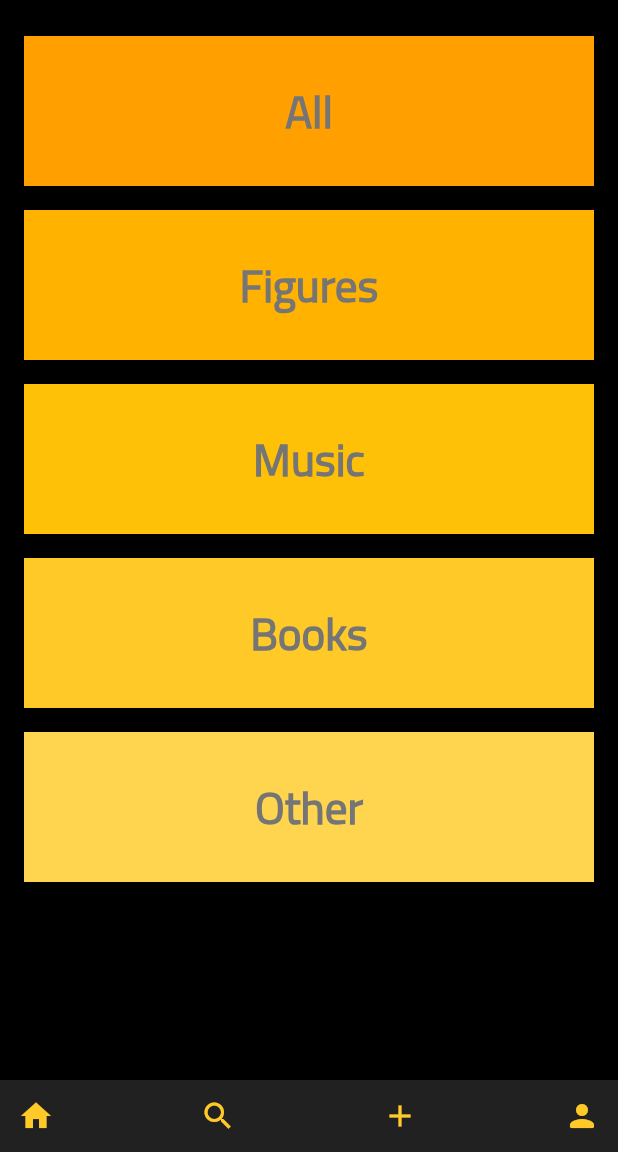
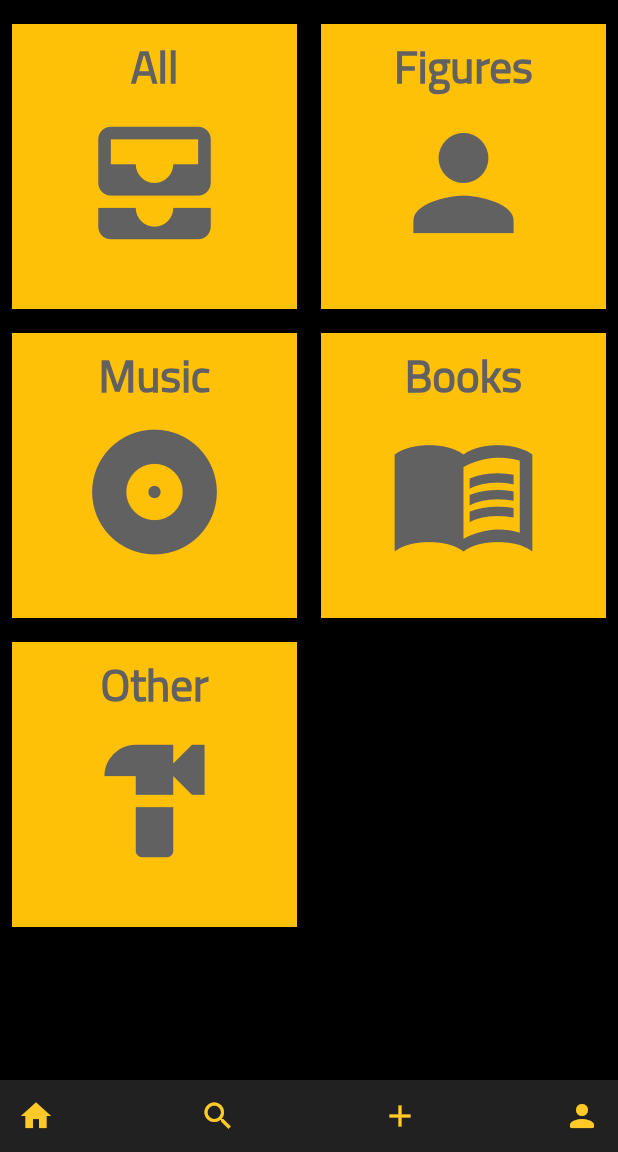
Before and after one commit to Logan-Lafauci/CollectR, a Flutter app: the screen it shows after launch, on a phone screen of 412 x 824 dp, the part 84-1236 px from its top. Run offline on Flutter 3.47's test engine with Material 2 defaults, Android fonts, the phone set to English and light mode, and no system bars.

Commit message:
Changed the format of the tags

```diff
--- a/lib/main.dart
+++ b/lib/main.dart
@@ -153,9 +153,12 @@ class Home extends StatelessWidget {
         child: Padding(
           padding: const EdgeInsets.only(top: 8.0),
           child: Expanded(
-            child: ListView(
-              padding: const EdgeInsets.all(8),
-              children: <Widget>[
+            child: GridView.count(
+              // Create a grid with 2 columns. If you change the scrollDirection to
+              // horizontal, this produces 2 rows.
+                crossAxisCount: 2,
+                // Generate 100 widgets that display their index in the List.
+                children: [
 
                   TextButton(
                     onPressed: (){
@@ -163,28 +166,33 @@ class Home extends StatelessWidget {
                         context,
                         MaterialPageRoute(
                             builder: (context) => Feed('ALL')
-
                         ),
                       );
                     },
-
                     child: Container(
-                        height: 100,
-                        color: Colors.amber[700],
+                      color: Colors.amber[500],
                       child: Center(
-                          child: Text(
+                        child: Column(
+                          children: [
+                            Text(
                               'All',
                               style:  TextStyle(
-
                                 fontSize:  30.0,
                                 fontWeight: FontWeight.bold,
-                              color: Colors.grey[600],
+                                color: Colors.grey[700],
                                 fontFamily: 'Cairo',
                               ),
                             ),
+
+                            Icon(
+                              Icons.all_inbox,
+                              color: Colors.grey[700],
+                              size: 100,
+                            ),
+                          ],
                         ),
                       ),
-
+                    ),
                   ),
 
 
@@ -194,28 +202,35 @@ class Home extends StatelessWidget {
                         context,
                         MaterialPageRoute(
                             builder: (context) => Feed('FIGURE')
-
                         ),
                       );
                     },
                     child: Container(
-                      height: 100,
-                      color: Colors.amber[600],
+                      color: Colors.amber[500],
                       child: Center(
-                        child: Text(
+                        child: Column(
+                          children: [
+                            Text(
                               'Figures',
                               style:  TextStyle(
-
                                 fontSize:  30.0,
                                 fontWeight: FontWeight.bold,
-                            color: Colors.grey[600],
+                                color: Colors.grey[700],
                                 fontFamily: 'Cairo',
+                              ),
+                            ),
+
+                            Icon(
+                              Icons.person,
+                              color: Colors.grey[700],
+                              size: 100,
+                            ),
+                          ],
                         ),
                       ),
                     ),
                   ),
 
-                ),
 
                   TextButton(
                     onPressed: (){
@@ -223,28 +238,36 @@ class Home extends StatelessWidget {
                         context,
                         MaterialPageRoute(
                             builder: (context) => Feed('MUSIC')
-
                         ),
                       );
                     },
                     child: Container(
-                    height: 100,
                       color: Colors.amber[500],
                       child: Center(
-                      child: Text(
+                        child: Column(
+                          children: [
+                            Text(
                               'Music',
                               style:  TextStyle(
-
                                 fontSize:  30.0,
                                 fontWeight: FontWeight.bold,
-                          color: Colors.grey[600],
+                                color: Colors.grey[700],
                                 fontFamily: 'Cairo',
+                              ),
+                            ),
+
+                            Icon(
+                              Icons.album,
+                              color: Colors.grey[700],
+                              size: 100,
+                            ),
+                          ],
                         ),
                       ),
                     ),
                   ),
 
-                ),
+
 
                   TextButton(
                     onPressed: (){
@@ -252,27 +275,33 @@ class Home extends StatelessWidget {
                         context,
                         MaterialPageRoute(
                             builder: (context) => Feed('BOOK')
-
                         ),
                       );
                     },
                     child: Container(
-                    height: 100,
-                    color: Colors.amber[400],
+                      color: Colors.amber[500],
                       child: Center(
-                      child: Text(
+                        child: Column(
+                          children: [
+                            Text(
                               'Books',
                               style:  TextStyle(
-
                                 fontSize:  30.0,
                                 fontWeight: FontWeight.bold,
-                          color: Colors.grey[600],
+                                color: Colors.grey[700],
                                 fontFamily: 'Cairo',
                               ),
                             ),
+
+                            Icon(
+                              Icons.menu_book_sharp,
+                              color: Colors.grey[700],
+                              size: 100,
+                            ),
+                          ],
                         ),
                       ),
-
+                    ),
                   ),
 
                   TextButton(
@@ -281,31 +310,36 @@ class Home extends StatelessWidget {
                         context,
                         MaterialPageRoute(
                             builder: (context) => Feed('ETC')
-
                         ),
                       );
                     },
                     child: Container(
-                    height: 100,
-                    color: Colors.amber[300],
+                      color: Colors.amber[500],
                       child: Center(
-                      child: Text(
+                        child: Column(
+                          children: [
+                            Text(
                               'Other',
                               style:  TextStyle(
-
                                 fontSize:  30.0,
                                 fontWeight: FontWeight.bold,
-                          color: Colors.grey[600],
+                                color: Colors.grey[700],
                                 fontFamily: 'Cairo',
+                              ),
+                            ),
+
+                            Icon(
+                              Icons.hardware,
+                              color: Colors.grey[700],
+                              size: 100,
+                            ),
+                          ],
                         ),
                       ),
                     ),
                   ),
-
+                ]
             ),
-
-              ],
-            )
           ),
           ),
         color: Colors.black,
```
Lines whose indentation alone changed are shown as unchanged.
